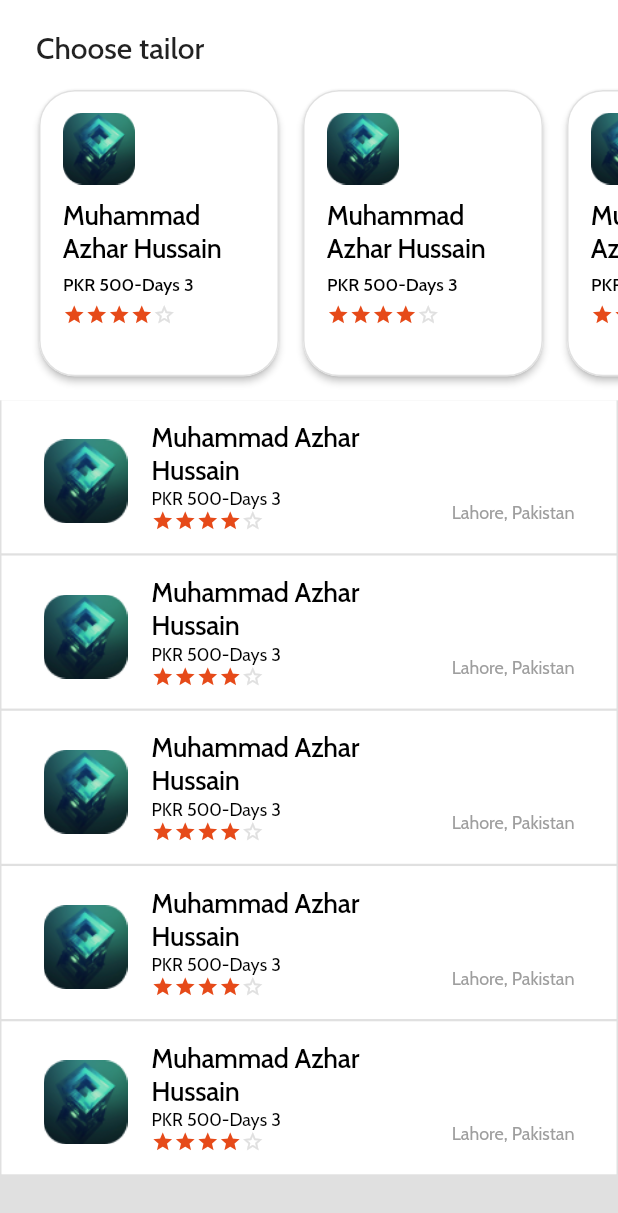
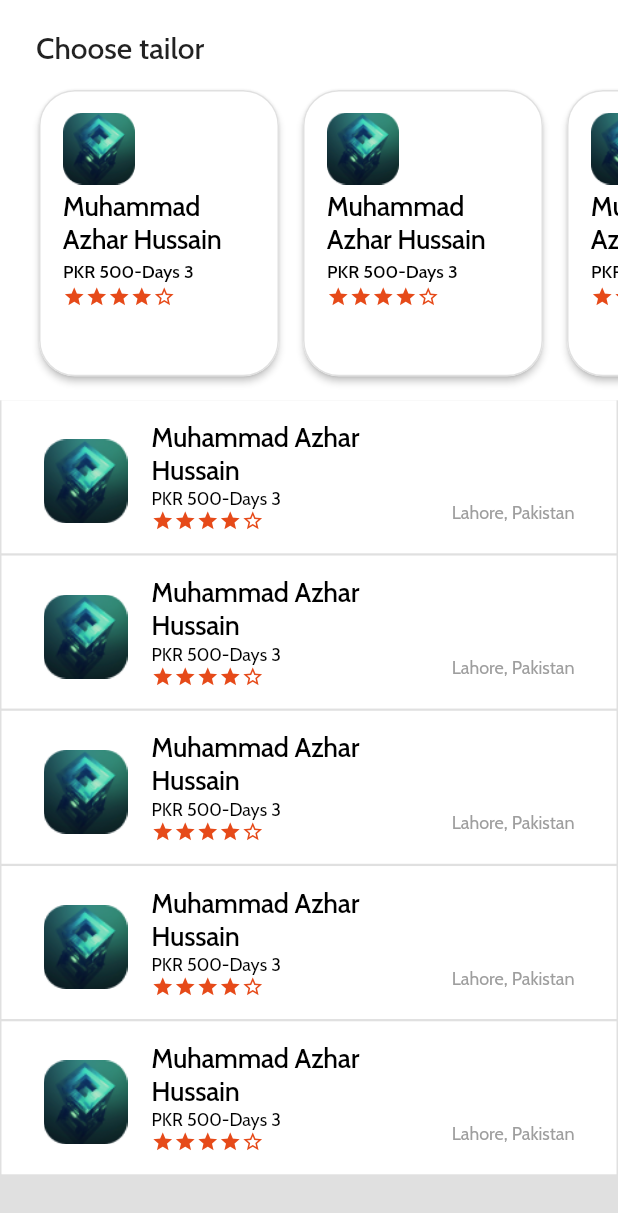
Before and after one commit to RipeSeed/stitch-it-asadullahtariq, a Flutter app: the StitchingTailer screen opened directly with empty values, on a phone screen of 412 x 824 dp. Shown: the top 1213 px of the screen. Run offline on Flutter 3.47's test engine with Material 2 defaults, Android fonts, the phone set to English and light mode, and no system bars; our stand-ins replace font_awesome_flutter, google_fonts.

Commit message:
updata before the clearing the sace

```diff
--- a/lib/screens/Home.dart
+++ b/lib/screens/Home.dart
@@ -17,6 +17,7 @@ class _HomeState extends State<Home> {
   @override
   Widget build(BuildContext context) {
     return Scaffold(
+
       body: SafeArea(
         child: Column(
           children: [
--- a/lib/screens/TailerProfile.dart
+++ b/lib/screens/TailerProfile.dart
@@ -143,7 +143,8 @@ class _TailerProfileState extends State<TailerProfile> {
                     builder: (context) => BottomSheetWidget(
                       onConfirmPressed: arg.onConfirmPressed,
                     ),
-                      isScrollControlled: true)
+                    isScrollControlled: true,
+                  )
                 },
                 child: SizedBox(
                   width: MediaQuery.of(context).size.width * 0.8,
--- a/lib/widgets/StarRating.dart
+++ b/lib/widgets/StarRating.dart
@@ -22,8 +22,7 @@ class StarRating extends StatelessWidget {
     if (index >= rating) {
       icon = new Icon(
         Icons.star_border,
-        // ignore: deprecated_member_use
-        color: Theme.of(context).buttonColor,
+        color: color,
         size: 15,
       );
     } else if (index > rating - 1 && index < rating) {
--- a/lib/widgets/TailerWidget.dart
+++ b/lib/widgets/TailerWidget.dart
@@ -32,7 +32,7 @@ class TailerWidgetRow extends StatelessWidget {
             backgroundColor: MaterialStateProperty.all<Color>(Colors.white),
           ),
           child: Padding(
-            padding: const EdgeInsets.fromLTRB(0, 15, 0, 15),
+            padding: const EdgeInsets.fromLTRB(0, 15, 0, 5),
             child: Column(
               crossAxisAlignment: CrossAxisAlignment.start,
               mainAxisAlignment: MainAxisAlignment.start,
@@ -43,7 +43,7 @@ class TailerWidgetRow extends StatelessWidget {
                   width: 48,
                 ),
                 const SizedBox(
-                  height: 10,
+                  height: 4,
                 ),
                 Text(
                   tailerModel.name,
@@ -54,14 +54,14 @@ class TailerWidgetRow extends StatelessWidget {
                       letterSpacing: -0.2),
                 ),
                 const SizedBox(
-                  height: 5,
+                  height: 2,
                 ),
                 Text(
                   "PKR ${tailerModel.price}-Days ${tailerModel.days}",
                   style: const TextStyle(fontSize: 12, color: Colors.black),
                 ),
                 const SizedBox(
-                  height: 5,
+                  height: 2,
                 ),
                 StarRating(
                     rating: tailerModel.rating,
--- a/pubspec.yaml
+++ b/pubspec.yaml
@@ -37,7 +37,7 @@ dependencies:
   # Use with the CupertinoIcons class for iOS style icons.
   cupertino_icons: ^1.0.2
   flutter_staggered_grid_view: ^0.4.0
-  google_fonts: ^3.0.1
+  google_fonts: ^5.1.0
   provider: ^6.0.4
   font_awesome_flutter: ^10.2.1
 
```
Also changed, not shown: lib/widgets/AlertDialog.dart (+1 -1 lines), lib/widgets/HomeOption.dart (+2 -5 lines), pubspec.lock, 3 other files. Lines whose indentation alone changed are shown as unchanged.
